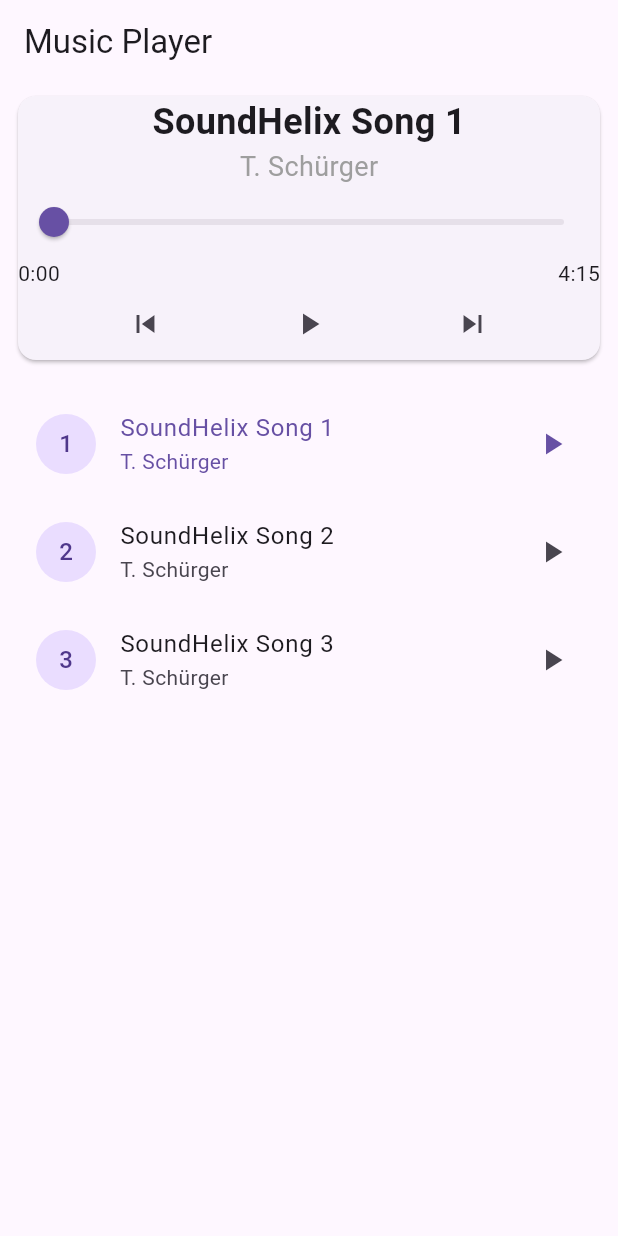
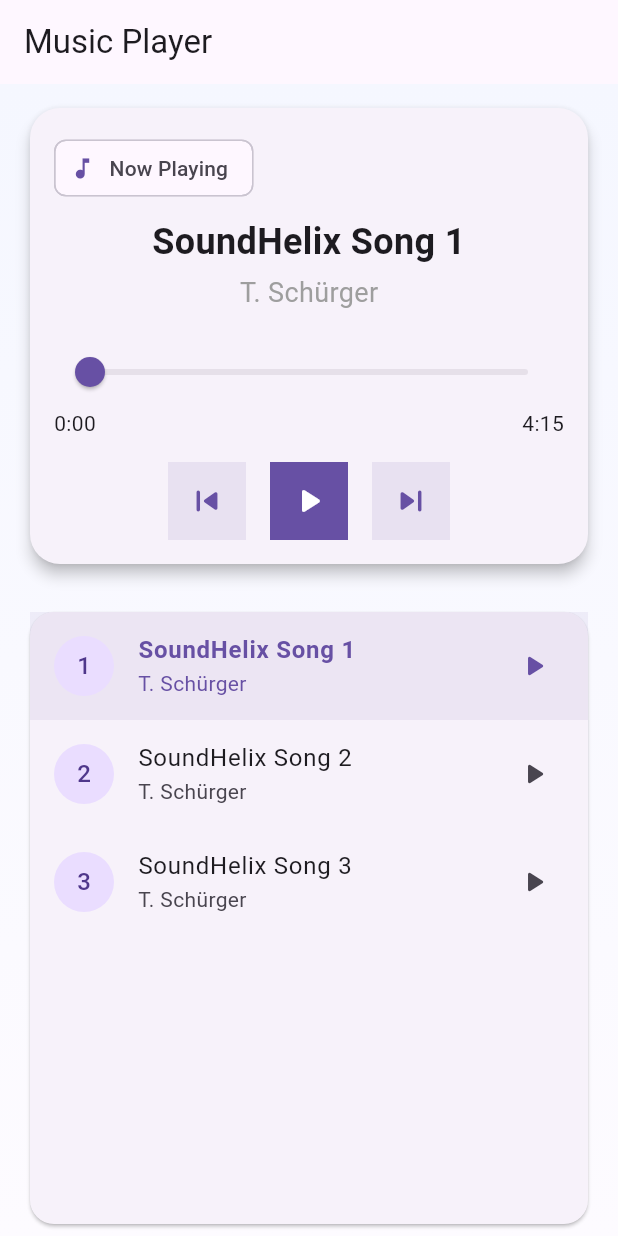
Before and after one commit to SaidurRahman1004/xylophone_media_player, a Flutter app: the screen it shows after launch, on a phone screen of 412 x 824 dp. Run offline on Flutter 3.47's test engine with Material 3 defaults, Android fonts, the phone set to English and light mode, and no system bars; our stand-ins replace audioplayers.

Commit message:
Ui Polish

```diff
--- a/lib/main.dart
+++ b/lib/main.dart
@@ -11,7 +11,7 @@ class MyApp extends StatelessWidget {
   @override
   Widget build(BuildContext context) {
     return MaterialApp(
-      title: 'Xylophone App (Media Player',
+      title: 'Xylophone Media Player',
       debugShowCheckedModeBanner: false,
       home: MusicPlayScreen(),
 
--- a/lib/models.dart
+++ b/lib/models.dart
@@ -1,12 +1,12 @@
-class SongModel {
-  final String songName;
-  final String artistName;
-  final String songUrl;
+class Song {
+  final String title;
+  final String artist;
+  final String url;
   final int durationSecond;
-  SongModel({
-    required this.songName,
-    required this.artistName,
-    required this.songUrl,
+  Song({
+    required this.title,
+    required this.artist,
+    required this.url,
     required this.durationSecond,
   });
 
--- a/lib/music_play_screen.dart
+++ b/lib/music_play_screen.dart
@@ -14,28 +14,28 @@ class MusicPlayScreen extends StatefulWidget {
 
 class _MusicPlayScreenState extends State<MusicPlayScreen> {
   final AudioPlayer _audioPlayer = AudioPlayer();
-  final List<SongModel> _playlist = [
-    SongModel(
-        songName: 'SoundHelix Song 1',
-        artistName: 'T. Schürger',
-        songUrl: 'https://www.soundhelix.com/examples/mp3/SoundHelix-Song-1.mp3',
-        durationSecond: 255
+  final List<Song> _playlist = [
+    Song(
+      title: 'SoundHelix Song 1',
+      artist: 'T. Schürger',
+      url: 'https://www.soundhelix.com/examples/mp3/SoundHelix-Song-1.mp3',
+      durationSecond: 255,
     ),
-    SongModel(
-        songName: 'SoundHelix Song 2',
-        artistName: 'T. Schürger',
-        songUrl: 'https://www.soundhelix.com/examples/mp3/SoundHelix-Song-1.mp3',
-        durationSecond: 255
+    Song(
+      title: 'SoundHelix Song 2',
+      artist: 'T. Schürger',
+      url: 'https://www.soundhelix.com/examples/mp3/SoundHelix-Song-1.mp3',
+      durationSecond: 255,
     ),
-    SongModel(
-        songName: 'SoundHelix Song 3',
-        artistName: 'T. Schürger',
-        songUrl: 'https://www.soundhelix.com/examples/mp3/SoundHelix-Song-1.mp3',
-        durationSecond: 255
+    Song(
+      title: 'SoundHelix Song 3',
+      artist: 'T. Schürger',
+      url: 'https://www.soundhelix.com/examples/mp3/SoundHelix-Song-1.mp3',
+      durationSecond: 255,
     ),
   ]; // List of songs in the playlist
   int _currentIndex = 0; // Index of the currently playing song
-  bool _isPlaying = false; // Playback state
+  bool _isPlaying = false; // Playback state ,play/pause
   Duration _duration = Duration.zero; // Total duration of the song
   Duration _position = Duration.zero; // Current position of the song
 
@@ -59,7 +59,6 @@ class _MusicPlayScreenState extends State<MusicPlayScreen> {
       });
     });
 
-
     _audioPlayer.onPlayerComplete.listen((_) {
       _next(); // Automatically play next song on completion
     });
@@ -77,7 +76,7 @@ class _MusicPlayScreenState extends State<MusicPlayScreen> {
       ); // Set duration of the song to UI
     });
     await _audioPlayer.stop(); // Stop any currently playing song
-    await _audioPlayer.play(UrlSource(_playlist[index].songUrl));
+    await _audioPlayer.play(UrlSource(song.url));
   }
 
   // Play next song in the playlist
@@ -100,6 +99,9 @@ class _MusicPlayScreenState extends State<MusicPlayScreen> {
     if (_isPlaying) {
       await _audioPlayer.pause();
     } else {
+      if (_position >= _duration && _duration > Duration.zero) {
+        await _audioPlayer.seek(Duration.zero);
+      }
       await _audioPlayer.resume();
     }
   }
@@ -121,34 +123,96 @@ class _MusicPlayScreenState extends State<MusicPlayScreen> {
   }
 
   @override
+  void dispose() {
+    _audioPlayer.dispose();
+    super.dispose();
+  }
+
+  Widget _buildControlButton({
+    required IconData icon,
+    required VoidCallback onTap,
+    bool isPrimary = false,
+  }) {
+    final colorScheme = Theme.of(context).colorScheme;
+    return InkWell(
+      onTap: onTap,
+      borderRadius: BorderRadius.circular(32),
+      child: Container(
+        padding: const EdgeInsets.all(12),
+        decoration: BoxDecoration(
+          color: isPrimary
+              ? colorScheme.primary
+              : colorScheme.primary.withOpacity(0.1),
+        ),
+        child: Icon(
+          icon,
+          color: isPrimary ? Colors.white : colorScheme.primary,
+          size: 28,
+        ),
+      ),
+    );
+  }
+
+  @override
   Widget build(BuildContext context) {
-    final SongModel song =
+    final Song song =
         _playlist[_currentIndex]; // Get the currently playing song
-    final double maxSeconds = max(
-      _duration.inSeconds.toDouble(),
-      1,
-    ); // Avoid division by zero
+    final double maxSeconds = _duration.inSeconds > 0
+        ? _duration.inSeconds.toDouble()
+        : 1;
     final double currentSecond = _position.inSeconds.toDouble().clamp(
       0,
       maxSeconds,
     ); // Clamp current seconds to valid range and Use Clamp for safety
     return Scaffold(
       appBar: AppBar(title: const Text('Music Player')),
-      body: Padding(
+      body: Container(
+        decoration: BoxDecoration(
+          gradient: LinearGradient(
+            colors: [Color(0xfff5f7ff), Color(0xfffdfbff)],
+            begin: Alignment.topCenter,
+            end: Alignment.bottomCenter,
+          ),
+        ),
+        child: Padding(
           padding: const EdgeInsets.symmetric(horizontal: 8, vertical: 4),
           child: Column(
             children: [
               Card(
+                margin: const EdgeInsets.all(12),
+                shape: RoundedRectangleBorder(
+                  borderRadius: BorderRadius.circular(20),
+                ),
+                elevation: 4,
+                child: Padding(
+                  padding: const EdgeInsets.all(16.0),
                   child: Column(
+                    crossAxisAlignment: CrossAxisAlignment.center,
+                    mainAxisSize: MainAxisSize.min,
                     children: [
+                      Align(
+                        alignment: Alignment.centerLeft,
+                        child: Chip(
+                          label: const Text('Now Playing'),
+                          avatar: const Icon(Icons.music_note),
+                        ),
+                      ),
+                      const SizedBox(height: 8),
+
                       Text(
-                    song.songName,
-                    style: TextStyle(fontSize: 24, fontWeight: FontWeight.bold),
+                        song.title,
+                        textAlign: TextAlign.center,
+                        style: TextStyle(
+                          fontSize: 24,
+                          fontWeight: FontWeight.bold,
                         ),
+                      ),
+                      const SizedBox(height: 4),
                       Text(
-                    song.artistName,
+                        song.artist,
                         style: TextStyle(fontSize: 18, color: Colors.grey),
                       ),
+                      const SizedBox(height: 16),
                       Slider(
                         min: 0,
                         max: maxSeconds,
@@ -167,49 +231,88 @@ class _MusicPlayScreenState extends State<MusicPlayScreen> {
                           Text(_formatDuration(_duration)),
                         ],
                       ),
+                      const SizedBox(height: 16),
                       Row(
-                    mainAxisAlignment: MainAxisAlignment.spaceEvenly,
+                        mainAxisAlignment: MainAxisAlignment.center,
                         children: [
-                      IconButton(
-                        onPressed: _previous,
-                        icon: Icon(Icons.skip_previous),
+                          _buildControlButton(
+                            icon: Icons.skip_previous_rounded,
+                            onTap: _previous,
                           ),
-                      IconButton(
-                        onPressed: _togglePlayPause,
-                        icon: Icon(_isPlaying ? Icons.pause : Icons.play_arrow),
+                          const SizedBox(width: 16),
+
+                          _buildControlButton(
+                            icon: _isPlaying
+                                ? Icons.padding_rounded
+                                : Icons.play_arrow_rounded,
+                            onTap: _togglePlayPause,
+                            isPrimary: true,
                           ),
+                          const SizedBox(width: 16),
 
-                      IconButton(onPressed: _next, icon: Icon(Icons.skip_next)),
+                          _buildControlButton(
+                            icon: Icons.skip_next_rounded,
+                            onTap: _next,
+                          ),
                         ],
                       ),
                     ],
                   ),
                 ),
+              ),
               const SizedBox(height: 16),
               Expanded(
+                child: Card(
+                  margin: const EdgeInsets.symmetric(
+                    horizontal: 12,
+                    vertical: 4,
+                  ),
+                  shape: RoundedRectangleBorder(
+                    borderRadius: BorderRadius.circular(16),
+                  ),
                   child: ListView.builder(
                     itemCount: _playlist.length,
                     itemBuilder: (_, index) {
-                  final SongModel song = _playlist[index];
+                      final Song song = _playlist[index];
                       final bool isCurrent = index == _currentIndex;
                       return ListTile(
                         leading: CircleAvatar(child: Text("${index + 1}")),
-                    title: Text(song.songName),
-                    subtitle: Text(song.artistName),
+                        title: Text(
+                          song.title,
+                          style: TextStyle(
+                            fontWeight: isCurrent
+                                ? FontWeight.bold
+                                : FontWeight.normal,
+                          ),
+                        ),
+                        subtitle: Text(song.artist),
                         trailing: Icon(
-                      isCurrent && _isPlaying ? Icons.pause : Icons.play_arrow,
+                          isCurrent && _isPlaying
+                              ? Icons.equalizer_rounded
+                              : Icons.play_arrow_rounded,
                         ),
+                        selected: isCurrent,
+                        selectedTileColor: Theme.of(context)
+                            .colorScheme
+                            .primary
+                            .withOpacity(0.08),
                         onTap: () {
+                          if(isCurrent){
+                            _togglePlayPause();
+                          }else{
                             _playSong(index);
+                          }
                         },
-                    selected: isCurrent,
+
                       );
                     },
+                  ),
                 ),
               ),
             ],
           ),
         ),
+      ),
     );
   }
 }
```
Lines whose indentation alone changed are shown as unchanged.
